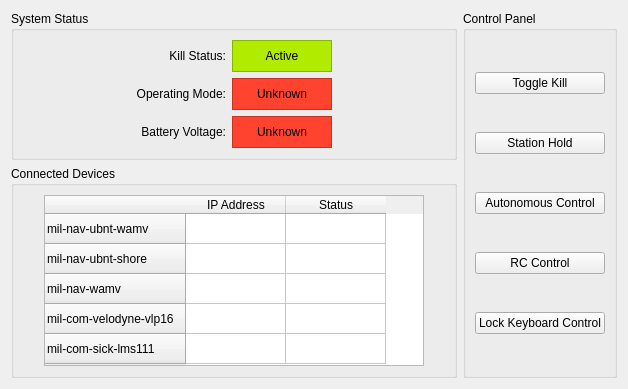
Old version of the form utils/navigator_gui/resource/dashboard.ui in the repository uf-mil/mil.
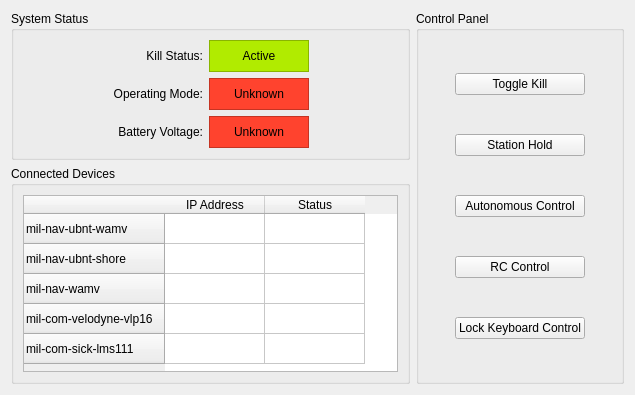
New version of the form.

Commit message: GUI: Implements hostname lookup and pinging of navigator devices

```diff
--- a/utils/navigator_gui/resource/dashboard.ui
+++ b/utils/navigator_gui/resource/dashboard.ui
@@ -6,8 +6,8 @@
    <rect>
     <x>0</x>
     <y>0</y>
-    <width>628</width>
-    <height>389</height>
+    <width>635</width>
+    <height>390</height>
    </rect>
   </property>
   <property name="minimumSize">
@@ -18,7 +18,7 @@
   </property>
   <property name="maximumSize">
    <size>
-    <width>628</width>
+    <width>16777215</width>
     <height>16777215</height>
    </size>
   </property>
@@ -221,13 +221,13 @@
           </property>
           <property name="minimumSize">
            <size>
-            <width>380</width>
-            <height>0</height>
+            <width>375</width>
+            <height>177</height>
            </size>
           </property>
           <property name="maximumSize">
            <size>
-            <width>380</width>
+            <width>375</width>
             <height>16777215</height>
            </size>
           </property>
@@ -290,41 +290,67 @@
         <string>Control Panel</string>
        </property>
        <layout class="QGridLayout" name="gridLayout_8">
-        <item row="0" column="0">
+        <item row="0" column="1">
          <widget class="QPushButton" name="toggle_kill_button">
           <property name="text">
            <string>Toggle Kill</string>
           </property>
          </widget>
         </item>
-        <item row="2" column="0">
+        <item row="2" column="1">
          <widget class="QPushButton" name="station_hold_button">
           <property name="text">
            <string>Station Hold</string>
           </property>
          </widget>
         </item>
-        <item row="4" column="0">
+        <item row="4" column="1">
          <widget class="QPushButton" name="rc_control_button">
           <property name="text">
            <string>RC Control</string>
           </property>
          </widget>
         </item>
-        <item row="6" column="0">
+        <item row="6" column="1">
          <widget class="QPushButton" name="lock_keyboard_control_button">
           <property name="text">
            <string>Lock Keyboard Control</string>
           </property>
          </widget>
         </item>
-        <item row="3" column="0">
+        <item row="3" column="1">
          <widget class="QPushButton" name="autonomous_control_button">
           <property name="text">
            <string>Autonomous Control</string>
           </property>
          </widget>
         </item>
+        <item row="3" column="2">
+         <spacer name="horizontalSpacer">
+          <property name="orientation">
+           <enum>Qt::Horizontal</enum>
+          </property>
+          <property name="sizeHint" stdset="0">
+           <size>
+            <width>40</width>
+            <height>20</height>
+           </size>
+          </property>
+         </spacer>
+        </item>
+        <item row="3" column="0">
+         <spacer name="horizontalSpacer_2">
+          <property name="orientation">
+           <enum>Qt::Horizontal</enum>
+          </property>
+          <property name="sizeHint" stdset="0">
+           <size>
+            <width>40</width>
+            <height>20</height>
+           </size>
+          </property>
+         </spacer>
+        </item>
        </layout>
       </widget>
      </item>
```
Left out of the diff: 3 changed lines with no effect on the pictures. The commit also changes 3 other files.
